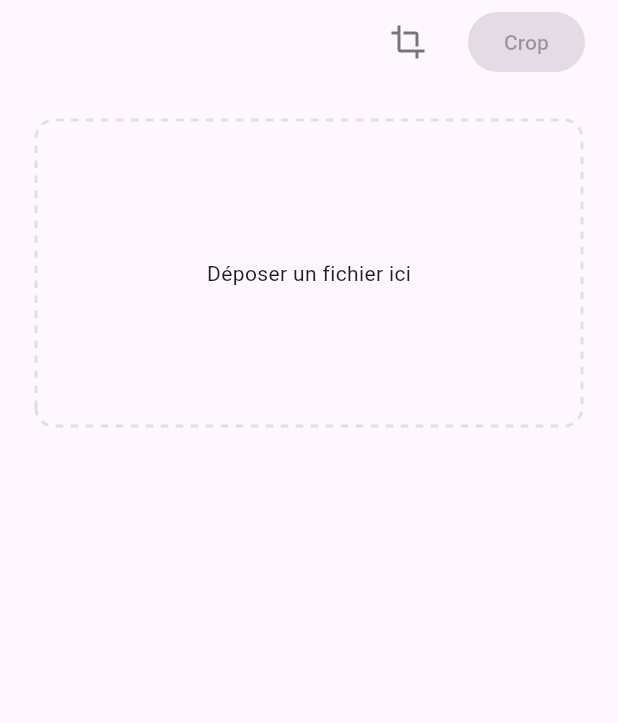
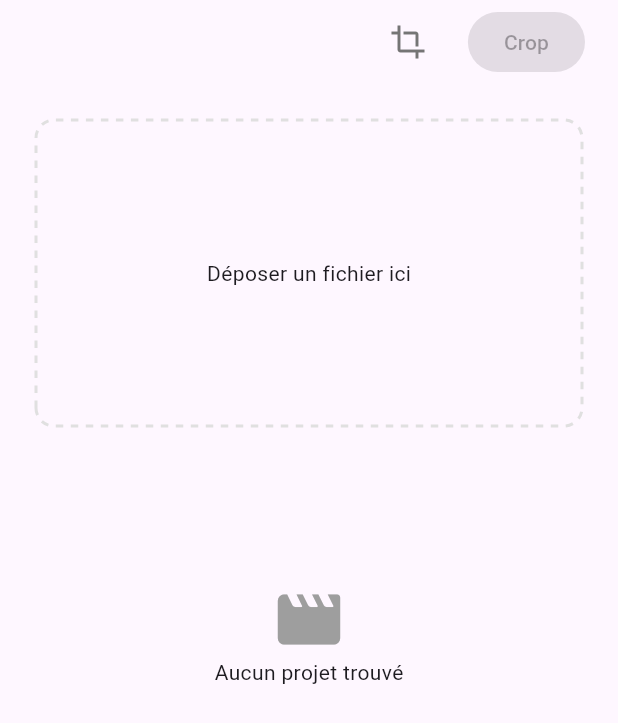
Before and after one commit to bynicodevelop/com_nicodevelop_xmagicmovie, a Flutter app: the screen it shows after launch, on a phone screen of 412 x 824 dp. Shown: the top 723 px of the screen. Run offline on Flutter 3.47's test engine with Material 3 defaults, Android fonts, the phone set to English and light mode, and no system bars; drawn by our look-alikes of dotted_border; our stand-ins replace bloc, cross_file, equatable, flutter_bloc, get_it, video_player; missing offline and left inert: desktop_drop, ffmpeg_kit_flutter.

Commit message:
Ajout de la gestion des projets avec les blocs ProjectsBloc et ProjectBloc, ainsi que des événements et états associés. Mise à jour de FileManager pour inclure le chemin du projet et ajout de la lecture de fichiers JSON.

```diff
--- /dev/null
+++ b/lib/components/button_project/bloc/project_bloc.dart
@@ -0,0 +1,20 @@
+import 'package:bloc/bloc.dart';
+import 'package:com_nicodevelop_xmagicmovie/models/config_model.dart';
+import 'package:com_nicodevelop_xmagicmovie/tools/project.dart';
+import 'package:cross_file/cross_file.dart';
+import 'package:equatable/equatable.dart';
+
+part 'project_event.dart';
+part 'project_state.dart';
+
+class ProjectBloc extends Bloc<ProjectEvent, ProjectState> {
+  final Project project;
+
+  ProjectBloc(
+    this.project,
+  ) : super(ProjectInitial(
+          XFile(''),
+        )) {
+    on<ProjectEvent>((event, emit) => project.loadProject(event, emit, state));
+  }
+}
--- /dev/null
+++ b/lib/components/button_project/bloc/project_event.dart
@@ -0,0 +1,16 @@
+part of 'project_bloc.dart';
+
+sealed class ProjectEvent extends Equatable {
+  const ProjectEvent();
+
+  @override
+  List<Object> get props => [];
+}
+
+final class LoadProject extends ProjectEvent {
+  final ConfigModel config;
+
+  const LoadProject(
+    this.config,
+  );
+}
--- /dev/null
+++ b/lib/components/button_project/bloc/project_state.dart
@@ -0,0 +1,28 @@
+part of 'project_bloc.dart';
+
+class ProjectState extends Equatable {
+  final XFile videoFile;
+
+  const ProjectState(
+    this.videoFile,
+  );
+
+  ProjectState copyWith({
+    XFile? videoFile,
+  }) {
+    return ProjectState(
+      videoFile ?? this.videoFile,
+    );
+  }
+
+  @override
+  List<Object> get props => [
+        videoFile,
+      ];
+}
+
+final class ProjectInitial extends ProjectState {
+  const ProjectInitial(
+    super.videoFile,
+  );
+}
--- /dev/null
+++ b/lib/components/list_projet/bloc/projects_bloc.dart
@@ -0,0 +1,27 @@
+import 'package:bloc/bloc.dart';
+import 'package:com_nicodevelop_xmagicmovie/models/config_model.dart';
+import 'package:com_nicodevelop_xmagicmovie/tools/project.dart';
+import 'package:equatable/equatable.dart';
+
+part 'projects_event.dart';
+part 'projects_state.dart';
+
+enum LoadingState {
+  idle,
+  loading,
+  loaded,
+  error,
+}
+
+class ProjectsBloc extends Bloc<ProjectsEvent, ProjectsState> {
+  final Project project;
+
+  ProjectsBloc(
+    this.project,
+  ) : super(const ProjectsInitial(
+          [],
+          LoadingState.idle,
+        )) {
+    on<LoadProjects>((event, emit) => project.loadProjects(event, emit, state));
+  }
+}
--- /dev/null
+++ b/lib/components/list_projet/bloc/projects_event.dart
@@ -0,0 +1,12 @@
+part of 'projects_bloc.dart';
+
+sealed class ProjectsEvent extends Equatable {
+  const ProjectsEvent();
+
+  @override
+  List<Object> get props => [];
+}
+
+final class LoadProjects extends ProjectsEvent {
+  const LoadProjects();
+}
--- /dev/null
+++ b/lib/components/list_projet/bloc/projects_state.dart
@@ -0,0 +1,35 @@
+part of 'projects_bloc.dart';
+
+class ProjectsState extends Equatable {
+  final List<ConfigModel> projects;
+  final LoadingState loadingState;
+
+
+  const ProjectsState(
+    this.projects,
+    this.loadingState,
+  );
+
+  ProjectsState copyWith({
+    List<ConfigModel>? projects,
+    LoadingState? loadingState,
+  }) {
+    return ProjectsState(
+      projects ?? this.projects,
+      loadingState ?? this.loadingState,
+    );
+  }
+
+  @override
+  List<Object> get props => [
+        projects,
+        loadingState,
+      ];
+}
+
+final class ProjectsInitial extends ProjectsState {
+  const ProjectsInitial(
+    super.projects,
+    super.loadingState,
+  );
+}
--- /dev/null
+++ b/lib/components/list_projet/list_projet_component.dart
@@ -0,0 +1,61 @@
+import 'package:com_nicodevelop_xmagicmovie/components/button_project/button_project_component.dart';
+import 'package:com_nicodevelop_xmagicmovie/components/list_projet/bloc/projects_bloc.dart';
+import 'package:com_nicodevelop_xmagicmovie/constants.dart';
+import 'package:com_nicodevelop_xmagicmovie/models/config_model.dart';
+import 'package:flutter/material.dart';
+import 'package:flutter_bloc/flutter_bloc.dart';
+
+class ListProjectComponent extends StatelessWidget {
+  const ListProjectComponent({super.key});
+
+  @override
+  Widget build(BuildContext context) {
+    return BlocBuilder<ProjectsBloc, ProjectsState>(
+      builder: (context, state) {
+        final LoadingState loadingState = state.loadingState;
+        final List<ConfigModel> projects = state.projects;
+
+        if (loadingState == LoadingState.loading) {
+          return const Center(
+            child: CircularProgressIndicator(),
+          );
+        }
+
+        if (loadingState == LoadingState.loaded && projects.isEmpty) {
+          return Padding(
+            padding: const EdgeInsets.symmetric(
+              vertical: kDefaultPadding * 10,
+            ),
+            child: Center(
+              child: Column(
+                children: [
+                  Icon(
+                    Icons.movie_creation_rounded,
+                    size: 50,
+                    color: Colors.grey.shade500,
+                  ),
+                  const Text(
+                    'Aucun projet trouvé',
+                  )
+                ],
+              ),
+            ),
+          );
+        }
+
+        return GridView.builder(
+          shrinkWrap: true,
+          gridDelegate: const SliverGridDelegateWithFixedCrossAxisCount(
+            crossAxisCount: 6,
+          ),
+          itemCount: state.projects.length,
+          itemBuilder: (context, index) {
+            return ButtonProjectComponent(
+              config: projects[index],
+            );
+          },
+        );
+      },
+    );
+  }
+}
--- a/lib/constants.dart
+++ b/lib/constants.dart
@@ -1,3 +1,4 @@
+import 'package:com_nicodevelop_xmagicmovie/components/list_projet/list_projet_component.dart';
 import 'package:com_nicodevelop_xmagicmovie/components/upload_file/upload_file_component.dart';
 import 'package:com_nicodevelop_xmagicmovie/components/video/bloc/video_bloc.dart';
 import 'package:com_nicodevelop_xmagicmovie/components/video/video_component.dart';
@@ -30,7 +31,13 @@ Map<String, Widget> kListView = {
       padding: EdgeInsets.all(
         kDefaultPadding * 3,
       ),
-      child: UploadFileComponent(),
+      child: Wrap(
+        runSpacing: kDefaultPadding * 3,
+        children: [
+          UploadFileComponent(),
+          ListProjectComponent(),
+        ],
+      ),
     ),
   ),
   kCropSelectorView: BlocBuilder<VideoBloc, VideoState>(
@@ -76,7 +83,7 @@ Map<String, Widget> kListView = {
                 ),
               ],
             ),
-          )
+          ),
         ],
       );
     },
--- a/lib/injector.dart
+++ b/lib/injector.dart
@@ -17,6 +17,10 @@ Future<void> setupLocator() async {
     fileManager: fileManager,
   );
 
+  getIt.registerSingleton<FileManager>(
+    fileManager,
+  );
+
   getIt.registerSingleton<VideoManager>(
     videoManager,
   );
--- a/lib/main.dart
+++ b/lib/main.dart
@@ -1,4 +1,6 @@
 import 'package:com_nicodevelop_xmagicmovie/components/crop_selector/bloc/crop_selector_bloc.dart';
+import 'package:com_nicodevelop_xmagicmovie/components/button_project/bloc/project_bloc.dart';
+import 'package:com_nicodevelop_xmagicmovie/components/list_projet/bloc/projects_bloc.dart';
 import 'package:com_nicodevelop_xmagicmovie/components/run_button/bloc/run_bloc.dart';
 import 'package:com_nicodevelop_xmagicmovie/components/tools/bloc/tool_bloc.dart';
 import 'package:com_nicodevelop_xmagicmovie/components/tools/tool_component.dart';
@@ -11,9 +13,11 @@ import 'package:com_nicodevelop_xmagicmovie/injector.dart';
 import 'package:com_nicodevelop_xmagicmovie/modals/bloc/modal_bloc.dart';
 import 'package:com_nicodevelop_xmagicmovie/modals/notification_modal.dart';
 import 'package:com_nicodevelop_xmagicmovie/services/config_service.dart';
+import 'package:com_nicodevelop_xmagicmovie/services/file_manager.dart';
 import 'package:com_nicodevelop_xmagicmovie/services/uplaod_service.dart';
 import 'package:com_nicodevelop_xmagicmovie/services/video_manager.dart';
 import 'package:com_nicodevelop_xmagicmovie/tools/crop_tool.dart';
+import 'package:com_nicodevelop_xmagicmovie/tools/project.dart';
 import 'package:com_nicodevelop_xmagicmovie/tools/tool.dart';
 import 'package:flutter/material.dart';
 import 'package:flutter_bloc/flutter_bloc.dart';
@@ -22,11 +26,13 @@ Future<void> main() async {
   WidgetsFlutterBinding.ensureInitialized();
   await setupLocator();
 
+  final FileManager fileManager = getIt.get<FileManager>();
   final VideoManager videoManager = getIt.get<VideoManager>();
   final UploadService uplaodService = getIt.get<UploadService>();
   final ConfigService configService = getIt.get<ConfigService>();
 
   runApp(App(
+    fileManager: fileManager,
     videoManager: videoManager,
     uplaodService: uplaodService,
     configService: configService,
@@ -34,11 +40,13 @@ Future<void> main() async {
 }
 
 class App extends StatelessWidget {
+  final FileManager fileManager;
   final VideoManager videoManager;
   final UploadService uplaodService;
   final ConfigService configService;
 
   const App({
+    required this.fileManager,
     required this.videoManager,
     required this.uplaodService,
     required this.configService,
@@ -101,6 +109,16 @@ class App extends StatelessWidget {
               videoManager,
             ),
           ),
+          BlocProvider(
+            create: (BuildContext context) => ProjectsBloc(
+              Project(fileManager, configService),
+            )..add(const LoadProjects()),
+          ),
+          BlocProvider(
+            create: (BuildContext context) => ProjectBloc(
+              Project(fileManager, configService),
+            ),
+          ),
         ],
         child: const HomePage(),
       ),
--- a/lib/models/config_model.dart
+++ b/lib/models/config_model.dart
@@ -2,13 +2,21 @@ import 'package:com_nicodevelop_xmagicmovie/models/model.dart';
 
 class ConfigModel extends Model {
   final String projectId;
+  final String? sourceFileName;
 
   ConfigModel({
     required this.projectId,
+    this.sourceFileName,
   });
+
+  factory ConfigModel.fromJson(Map<String, dynamic> json) => ConfigModel(
+        projectId: json['projectId'],
+        sourceFileName: json['sourceFileName'] ?? '',
+      );
 
   @override
   Map<String, dynamic> toJson() => {
         'projectId': projectId,
+        'sourceFileName': sourceFileName,
       };
 }
```
Also changed, not shown: lib/components/button_project/button_project_component.dart (added, +59 -0 lines), lib/components/upload_file/bloc/upload_bloc.dart (+5 -4 lines), lib/services/config_service.dart (+21 -1 lines), lib/services/file_manager.dart (+12 -2 lines), lib/tools/project.dart (added, +61 -0 lines), 3 other files.
